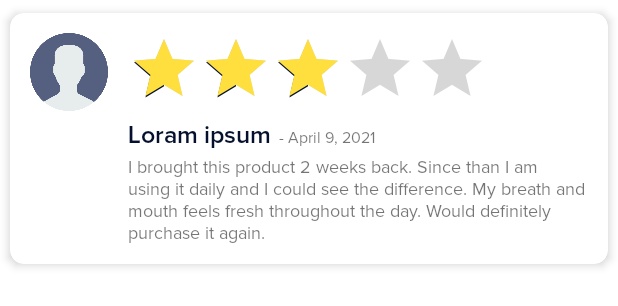
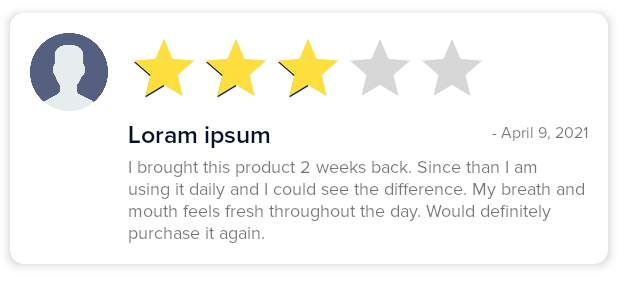
Before and after one commit to lakharasachin-qf/Frimline, an Android app: the layout item_review_layout.xml on its own in the app's theme, with its tools: preview values and no code run, on a phone screen of 412 x 824 dp. Shown: the top 306 px of the screen. Run offline under Robolectric (Android 15) with nearby library versions, the light colour scheme and no system bars; plain views replace MaterialRatingBar; network calls fail.

Commit message:
- IOS coupon code animation should be same as Android   Android and IOS product detail screen product price should be single product price.   In "Add to Cart" & "Added to Cart" XCart's "c" should be in lower case.   1 product + 1 exclude product, minimum cart total should 400 then discount should be applicable on except excluded product. --24/11/2021 --by sachin

```diff
--- a/app/src/main/java/com/app/frimline/SplashActivity.java
+++ b/app/src/main/java/com/app/frimline/SplashActivity.java
@@ -38,6 +38,7 @@ public class SplashActivity extends AppCompatActivity {
         animatorSet1.setDuration(3000);
 
 
+
         new Handler().postDelayed(() -> {
             Intent intent = new Intent(act, CategoryRootActivity.class);
             intent.addCategory(Intent.CATEGORY_HOME);
--- a/app/src/main/java/com/app/frimline/adapters/ProductReviewAdapter.java
+++ b/app/src/main/java/com/app/frimline/adapters/ProductReviewAdapter.java
@@ -31,7 +31,6 @@ public class ProductReviewAdapter extends RecyclerView.Adapter<ProductReviewAdap
     @Override
     public ViewHolder onCreateViewHolder(@NonNull ViewGroup parent, int viewType) {
         ItemReviewLayoutBinding binding = DataBindingUtil.inflate(LayoutInflater.from(parent.getContext()), R.layout.item_review_layout, parent, false);
-
         return new ViewHolder(binding);
     }
 
@@ -46,7 +45,7 @@ public class ProductReviewAdapter extends RecyclerView.Adapter<ProductReviewAdap
             HELPER.LOAD_HTML(holder.binding.reviewTxt, model.getReview());
             HELPER.LOAD_HTML(holder.binding.userNameTxt, model.getReviewerName());
 
-            holder.binding.reviewAddedData.setText("- " + HELPER.convertDate(model.getDate()));
+            holder.binding.reviewAddedData.setText("" + HELPER.convertDate(model.getDate()));
             if (model.getRating().isEmpty()) {
                 holder.binding.rate.setRating(0);
             } else {
--- a/app/src/main/java/com/app/frimline/common/HELPER.java
+++ b/app/src/main/java/com/app/frimline/common/HELPER.java
@@ -321,6 +321,7 @@ public class HELPER {
         entity.setShortDescription(model.getShortDescription());
         entity.setRegularPrice(model.getRegularPrice());
         entity.setPrice(model.getPrice());
+        entity.setOnSale(model.isOnSale());
 
         entity.setPriceHtml(model.getPriceHtml());
         entity.setCategoryId(model.getCategoryId());
@@ -337,6 +338,7 @@ public class HELPER {
     public static ProductModel convertFromCartObject(ProductEntity model) {
         ProductModel cartProduct = new ProductModel();
         cartProduct.setId(model.getId());
+        cartProduct.setOnSale(model.isOnSale());
         cartProduct.setCartId(model.getCartId());
         cartProduct.setCalculatedAmount(model.getCalculatedAmount());
         cartProduct.setRating(model.getRating());
@@ -506,7 +508,8 @@ public class HELPER {
             try {
                 result = df.parse(dateStr);
                 System.out.println("date:" + result);
-                @SuppressLint("SimpleDateFormat") SimpleDateFormat sdf = new SimpleDateFormat("dd MMM yyyy");
+                //@SuppressLint("SimpleDateFormat") SimpleDateFormat sdf = new SimpleDateFormat("dd MMM yyyy");
+                @SuppressLint("SimpleDateFormat") SimpleDateFormat sdf = new SimpleDateFormat("dd-MMM-yyyy");
                 // sdf.setTimeZone(TimeZone.getTimeZone("GMT"));
                 System.out.println(sdf.format(result)); // prints date in the format sdf
                 convertedDate = sdf.format(result);
--- a/app/src/main/java/com/app/frimline/databaseHelper/CartRoomDatabase.java
+++ b/app/src/main/java/com/app/frimline/databaseHelper/CartRoomDatabase.java
@@ -11,7 +11,7 @@
 import com.app.frimline.models.roomModels.ProductEntity;
 import com.app.frimline.models.roomModels.WishlistEntity;
 
-@Database(entities = {ProductEntity.class, WishlistEntity.class}, version = 1, exportSchema = false)
+@Database(entities = {ProductEntity.class, WishlistEntity.class}, version = 2, exportSchema = false)
 public abstract class CartRoomDatabase extends RoomDatabase {
 
 
@@ -25,6 +25,7 @@
             mINSTANCE =
                     Room.databaseBuilder(context.getApplicationContext(), CartRoomDatabase.class, "frimline")
                             .allowMainThreadQueries()
+                            .fallbackToDestructiveMigration()
                             .build();
         }
         return mINSTANCE;
--- a/app/src/main/java/com/app/frimline/screens/BillingAddressActivity.java
+++ b/app/src/main/java/com/app/frimline/screens/BillingAddressActivity.java
@@ -330,6 +330,7 @@ public class BillingAddressActivity extends BaseActivity implements OnItemSelect
         return isError;
     }
 
+
     public void showFragmentList(int flag, String title) {
         bottomSheetFragment = new ChooseListBottomFragment(title, countryList, flag, stateModelArrayList);
 
--- a/app/src/main/res/layout-large/activity_order_product_detail.xml
+++ b/app/src/main/res/layout-large/activity_order_product_detail.xml
@@ -512,7 +512,7 @@
                     android:layout_toEndOf="@+id/cartIcon"
                     android:fontFamily="@font/proxima_nova_regular"
                     android:includeFontPadding="false"
-                    android:text="Add to Cart"
+                    android:text="Add to cart"
                     android:textColor="@color/black"
                     android:textSize="@dimen/_9sdp" />
             </RelativeLayout>
--- a/app/src/main/res/layout-large/activity_product_detail.xml
+++ b/app/src/main/res/layout-large/activity_product_detail.xml
@@ -531,7 +531,7 @@
                     android:layout_toEndOf="@+id/cartIcon"
                     android:fontFamily="@font/proxima_nova_regular"
                     android:includeFontPadding="false"
-                    android:text="Add to Cart"
+                    android:text="Add to cart"
                     android:textColor="@color/black"
                     android:textSize="@dimen/_9sdp" />
             </RelativeLayout>
--- a/app/src/main/res/layout-large/item_review_layout.xml
+++ b/app/src/main/res/layout-large/item_review_layout.xml
@@ -42,7 +42,7 @@
                     android:progressTint="#FFDF3E"
                     android:rating="3" />
 
-                <LinearLayout
+                <RelativeLayout
                     android:layout_width="wrap_content"
                     android:layout_height="wrap_content"
                     android:orientation="horizontal">
@@ -61,12 +61,13 @@
                         android:id="@+id/reviewAddedData"
                         android:layout_width="wrap_content"
                         android:layout_height="wrap_content"
+                        android:layout_alignParentEnd="true"
                         android:layout_marginStart="@dimen/_4sdp"
                         android:fontFamily="@font/proxima_nova_regular"
                         android:includeFontPadding="false"
                         android:text="- April 9, 2021"
                         android:textSize="@dimen/_8sdp" />
-                </LinearLayout>
+                </RelativeLayout>
 
                 <TextView
                     android:id="@+id/reviewTxt"
--- a/app/src/main/res/layout/activity_product_detail.xml
+++ b/app/src/main/res/layout/activity_product_detail.xml
@@ -462,7 +462,7 @@
                     android:layout_toEndOf="@+id/cartIcon"
                     android:fontFamily="@font/proxima_nova_regular"
                     android:includeFontPadding="false"
-                    android:text="Add to Cart"
+                    android:text="Add to cart"
                     android:textColor="@color/black"
                     android:textSize="@dimen/_10sdp" />
             </RelativeLayout>
--- a/app/src/main/res/layout/item_review_layout.xml
+++ b/app/src/main/res/layout/item_review_layout.xml
@@ -43,8 +43,8 @@
                     android:progressTint="#FFDF3E"
                     android:rating="3" />
 
-                <LinearLayout
-                    android:layout_width="wrap_content"
+                <RelativeLayout
+                    android:layout_width="match_parent"
                     android:layout_height="wrap_content"
                     android:orientation="horizontal">
 
@@ -59,6 +59,7 @@
                         android:textSize="@dimen/_13sdp" />
 
                     <TextView
+                        android:layout_alignParentEnd="true"
                         android:id="@+id/reviewAddedData"
                         android:layout_width="wrap_content"
                         android:layout_height="wrap_content"
@@ -67,7 +68,7 @@
                         android:includeFontPadding="false"
                         android:text="- April 9, 2021"
                         android:textSize="@dimen/_8sdp" />
-                </LinearLayout>
+                </RelativeLayout>
 
                 <TextView
                     android:id="@+id/reviewTxt"
```
Also changed, not shown: app/src/main/java/com/app/frimline/common/ResponseHandler.java (+8 -0 lines), app/src/main/java/com/app/frimline/models/homeFragments/CouponCodeModel.java (+9 -0 lines), app/src/main/java/com/app/frimline/models/homeFragments/ProductModel.java (+8 -1 lines), app/src/main/java/com/app/frimline/models/roomModels/ProductEntity.java (+10 -0 lines), app/src/main/java/com/app/frimline/screens/MyCartActivity.java (+62 -3 lines), app/src/main/java/com/app/frimline/screens/ProductDetailActivity.java (+4 -3 lines), gradle.properties (+7 -9 lines).
